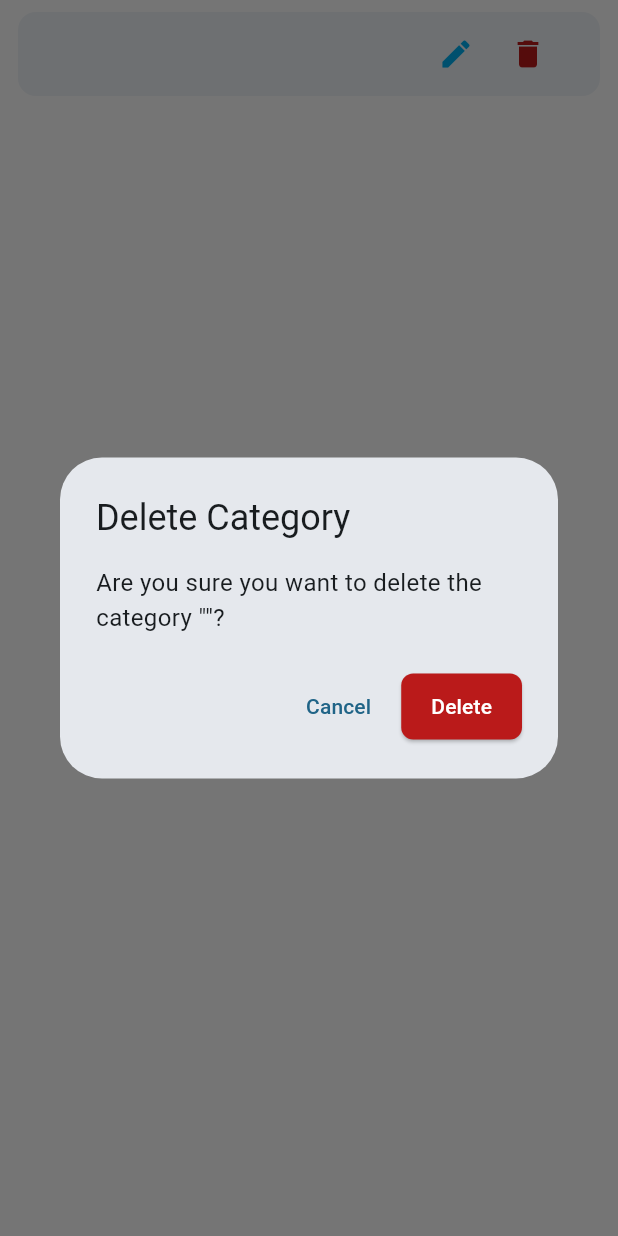
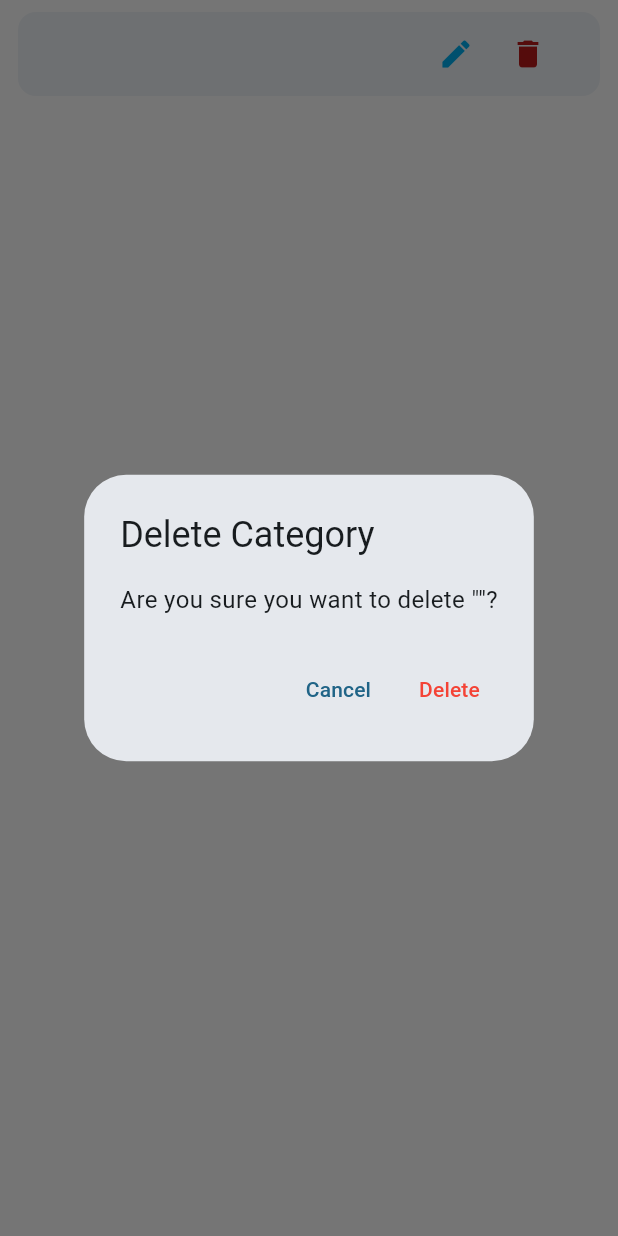
Before and after one commit to pedrokondx/flutter_task_manager_supabase, a Flutter app: the CategoryCard widget shown alone on an empty page, opened directly with empty values, after a tap on the "delete" icon, on a phone screen of 412 x 824 dp. Run offline on Flutter 3.47's test engine with Material 3 defaults, Android fonts, the phone set to English and light mode, and no system bars; our stand-ins replace equatable, flutter_bloc, get_it, go_router, supabase_flutter; accounts and stored records are empty.

Commit message:
refactor(category): refact category card to use dialog_utils

```diff
--- /dev/null
+++ b/lib/core/utils/dialog_utils.dart
@@ -0,0 +1,31 @@
+import 'package:flutter/material.dart';
+
+class DialogUtils {
+  static void showDeleteDialog(
+    BuildContext context,
+    String title,
+    String content,
+    VoidCallback onDelete,
+  ) {
+    showDialog(
+      context: context,
+      builder: (context) => AlertDialog(
+        title: Text(title),
+        content: Text(content),
+        actions: [
+          TextButton(
+            onPressed: () => Navigator.of(context).pop(),
+            child: const Text('Cancel'),
+          ),
+          TextButton(
+            onPressed: () {
+              Navigator.of(context).pop();
+              onDelete();
+            },
+            child: const Text('Delete', style: TextStyle(color: Colors.red)),
+          ),
+        ],
+      ),
+    );
+  }
+}
--- a/lib/features/category/presentation/widgets/category_card.dart
+++ b/lib/features/category/presentation/widgets/category_card.dart
@@ -2,6 +2,7 @@ import 'package:flutter/material.dart';
 import 'package:flutter_bloc/flutter_bloc.dart';
 import 'package:go_router/go_router.dart';
 import 'package:supabase_todo/core/domain/entities/category_entity.dart';
+import 'package:supabase_todo/core/utils/dialog_utils.dart';
 import 'package:supabase_todo/features/category/presentation/bloc/category_bloc.dart';
 import 'package:supabase_todo/features/category/presentation/bloc/category_events.dart';
 
@@ -10,39 +11,6 @@ class CategoryCard extends StatelessWidget {
   final String userId;
 
   const CategoryCard({super.key, required this.category, required this.userId});
-  void _confirmDelete(BuildContext context) {
-    showDialog(
-      context: context,
-      builder: (dialogContext) {
-        return AlertDialog(
-          title: const Text('Delete Category'),
-          content: Text(
-            'Are you sure you want to delete the category "${category.name}"?',
-          ),
-          actions: [
-            TextButton(
-              onPressed: () => Navigator.of(dialogContext).pop(),
-              child: const Text('Cancel'),
-            ),
-            ElevatedButton(
-              style: ElevatedButton.styleFrom(
-                backgroundColor: Theme.of(context).colorScheme.error,
-                foregroundColor: Colors.white,
-              ),
-              onPressed: () {
-                Navigator.of(dialogContext).pop();
-
-                context.read<CategoryBloc>().add(
-                  DeleteCategoryEvent(category.id, userId),
-                );
-              },
-              child: const Text('Delete'),
-            ),
-          ],
-        );
-      },
-    );
-  }
 
   @override
   Widget build(BuildContext context) {
@@ -75,7 +43,16 @@ class CategoryCard extends StatelessWidget {
                 color: Theme.of(context).colorScheme.error,
               ),
               onPressed: () {
-                _confirmDelete(context);
+                DialogUtils.showDeleteDialog(
+                  context,
+                  'Delete Category',
+                  'Are you sure you want to delete "${category.name}"?',
+                  () {
+                    context.read<CategoryBloc>().add(
+                      DeleteCategoryEvent(category.id, userId),
+                    );
+                  },
+                );
               },
             ),
           ],
```
